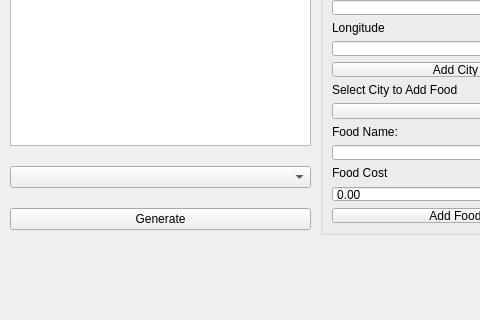
The window that EuroTrip/mainwindow.ui (dal07065/European-Vacation) describes before a commit, drawn with Qt 5; both pictures show x 0 to 480 and y 215 to 535 of the 642 by 535 pixel window.
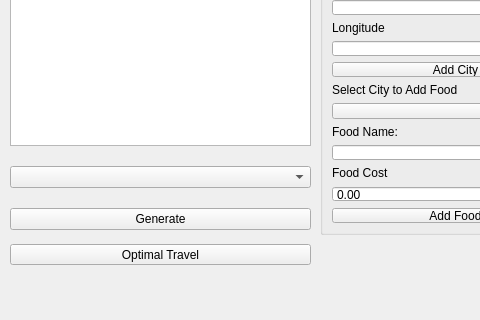
The same window after the commit.

Commit message: Add recursive optimal pathing

```diff
--- a/EuroTrip/mainwindow.ui
+++ b/EuroTrip/mainwindow.ui
@@ -141,6 +141,19 @@
      </item>
     </layout>
    </widget>
+   <widget class="QPushButton" name="OptimalTravel">
+    <property name="geometry">
+     <rect>
+      <x>10</x>
+      <y>440</y>
+      <width>301</width>
+      <height>21</height>
+     </rect>
+    </property>
+    <property name="text">
+     <string>Optimal Travel</string>
+    </property>
+   </widget>
   </widget>
   <widget class="QMenuBar" name="menubar">
    <property name="geometry">
```
Left out of the diff: 2 changed lines with no effect on the pictures. The commit also changes 3 other files.
